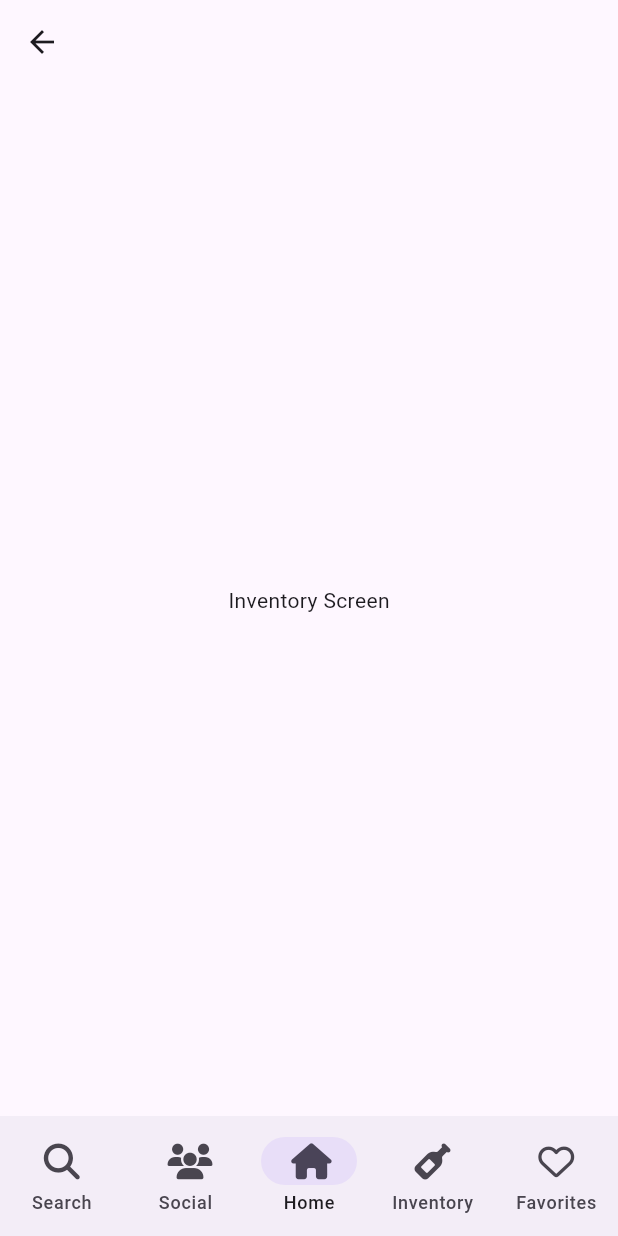
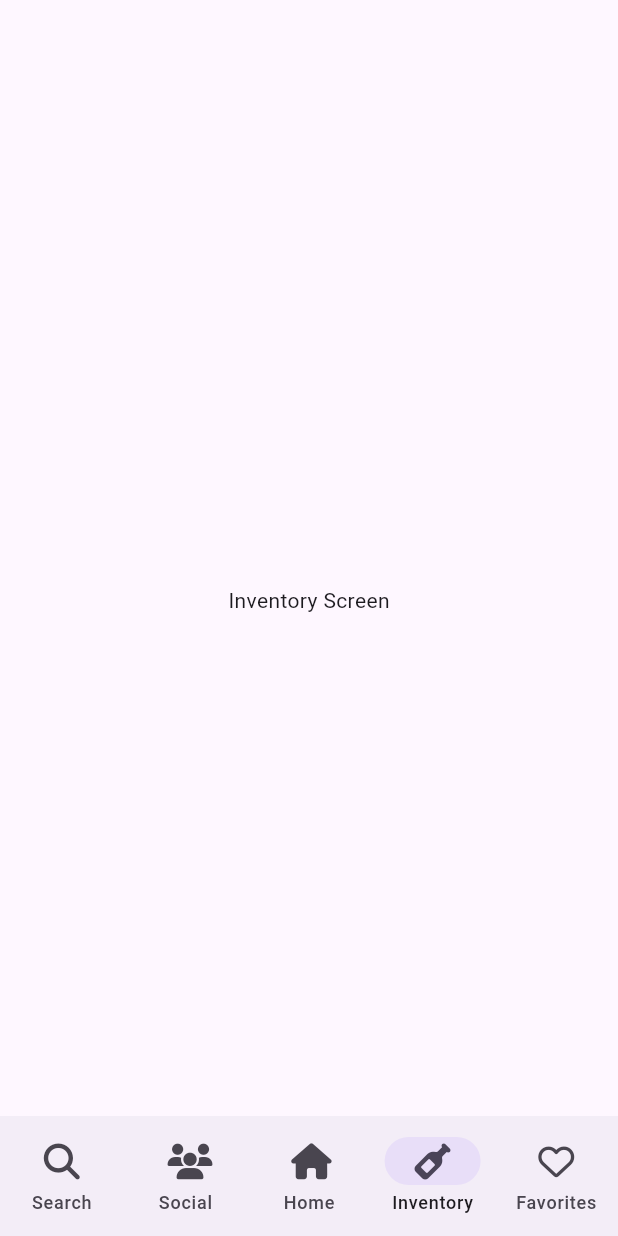
Before and after one commit to stewAnderson/barback, a Flutter app: the screen it shows after launch, item 4 of the bottom bar chosen, on a phone screen of 412 x 824 dp. Run offline on Flutter 3.47's test engine with Material 3 defaults, Android fonts, the phone set to English and light mode, and no system bars; our stand-ins replace font_awesome_flutter, google_fonts.

Commit message:
Refactor navigation structure to use a centralized BottomNavBar and implement PageView for screen transitions

```diff
--- a/lib/favorites/favorites.dart
+++ b/lib/favorites/favorites.dart
@@ -1,5 +1,4 @@
 import 'package:flutter/material.dart';
-import 'package:flutter_projects/shared/bottom_nav.dart';
 
 class FavoritesScreen extends StatelessWidget {
   const FavoritesScreen({super.key});
@@ -8,7 +7,6 @@ class FavoritesScreen extends StatelessWidget {
   Widget build(BuildContext context) {
     return Scaffold(
       appBar: AppBar(),
-      bottomNavigationBar: const BottomNavBar(),
       body: const Center(
         child: Text('Favorites Screen'),
       ),
--- a/lib/home/home.dart
+++ b/lib/home/home.dart
@@ -1,5 +1,4 @@
 import 'package:flutter/material.dart';
-import 'package:flutter_projects/shared/bottom_nav.dart';
 import 'package:font_awesome_flutter/font_awesome_flutter.dart';
 
 class HomeScreen extends StatelessWidget {
@@ -8,7 +7,6 @@ class HomeScreen extends StatelessWidget {
   @override
   Widget build(BuildContext context) {
     return Scaffold(
-      bottomNavigationBar: const BottomNavBar(),
       body: Padding(
         padding: const EdgeInsets.all(20.0), // Set padding to 20
         child: Column(
--- a/lib/inventory/inventory.dart
+++ b/lib/inventory/inventory.dart
@@ -1,5 +1,4 @@
 import 'package:flutter/material.dart';
-import 'package:flutter_projects/shared/bottom_nav.dart';
 
 class InventoryScreen extends StatelessWidget {
   const InventoryScreen({super.key});
@@ -8,7 +7,6 @@ class InventoryScreen extends StatelessWidget {
   Widget build(BuildContext context) {
     return Scaffold(
       appBar: AppBar(),
-      bottomNavigationBar: const BottomNavBar(),
       body: const Center(
         child: Text('Inventory Screen'),
       ),
--- a/lib/main.dart
+++ b/lib/main.dart
@@ -1,32 +1,60 @@
 import 'package:flutter/material.dart';
-import 'package:flutter_projects/home/home.dart';
-import 'package:flutter_projects/search/search.dart';
-import 'package:flutter_projects/social/social.dart';
-import 'package:flutter_projects/inventory/inventory.dart';
-import 'package:flutter_projects/favorites/favorites.dart';
+import 'package:flutter_projects/routes/routes.dart';
+import 'package:flutter_projects/shared/bottom_nav.dart';
 
 void main() {
   runApp(const MyApp());
 }
 
-class MyApp extends StatelessWidget {
+class MyApp extends StatefulWidget {
   const MyApp({super.key});
+
+  @override
+  State<MyApp> createState() => _MyAppState();
+}
+
+class _MyAppState extends State<MyApp> {
+  int _selectedIndex = 0;
+  final PageController _pageController = PageController();
+
+  void _onItemTapped(int index) {
+    setState(() {
+      _selectedIndex = index;
+    });
+    _pageController.jumpToPage(index);
+  }
 
   @override
   Widget build(BuildContext context) {
     return MaterialApp(
-      title: 'Flutter Demo',
+      debugShowCheckedModeBanner: false,
       theme: ThemeData(
         primarySwatch: Colors.blue,
       ),
-      initialRoute: '/',
-      routes: {
-        '/': (context) => const HomeScreen(),
-        '/search': (context) => const SearchScreen(),
-        '/social': (context) => const SocialScreen(),
-        '/inventory': (context) => const InventoryScreen(),
-        '/favorites': (context) => const FavoritesScreen(),
-      },
+
+      home: Scaffold(
+        body: PageView(
+          controller: _pageController,
+          onPageChanged: (index) {
+            setState(() {
+              _selectedIndex = index;
+            });
+          },
+          children: [
+            appRoutes['/search']!(context),
+            appRoutes['/social']!(context),
+            appRoutes['/']!(context),
+            appRoutes['/inventory']!(context),
+            appRoutes['/favorites']!(context),
+          ],
+        ),
+        bottomNavigationBar: BottomNavBar(
+          onItemTapped: _onItemTapped,
+          selectedIndex: _selectedIndex,
+        ),
+
+
+      ),
     );
   }
 }
--- a/lib/recipe/recipe.dart
+++ b/lib/recipe/recipe.dart
@@ -1,5 +1,4 @@
 import 'package:flutter/material.dart';
-import 'package:flutter_projects/shared/bottom_nav.dart';
 
 class RecipeScreen extends StatelessWidget {
   const RecipeScreen({super.key});
@@ -8,7 +7,9 @@ class RecipeScreen extends StatelessWidget {
   Widget build(BuildContext context) {
     return Scaffold(
       appBar: AppBar(),
-      bottomNavigationBar: const BottomNavBar(),
+      body: const Center(
+        child: Text('Recipe Screen'),
+      ),
     );
   }
 }
--- a/lib/routes/routes.dart
+++ b/lib/routes/routes.dart
@@ -1,6 +1,8 @@
+import 'package:flutter_projects/favorites/favorites.dart';
 import 'package:flutter_projects/home/home.dart';
 import 'package:flutter_projects/inventory/inventory.dart';
 import 'package:flutter_projects/recipe/recipe.dart';
+import 'package:flutter_projects/search/search.dart';
 import 'package:flutter_projects/social/social.dart';
 
 var appRoutes = {
@@ -8,5 +10,6 @@ var appRoutes = {
   '/inventory': (context) => const InventoryScreen(),
   '/recipe': (context) => const RecipeScreen(),
   '/social': (context) => const SocialScreen(),
-  'favorites': (context) => const HomeScreen(),
+  '/favorites': (context) => const FavoritesScreen(),
+  '/search': (context) => const SearchScreen(),
 };
--- a/lib/search/search.dart
+++ b/lib/search/search.dart
@@ -1,5 +1,4 @@
 import 'package:flutter/material.dart';
-import 'package:flutter_projects/shared/bottom_nav.dart';
 
 class SearchScreen extends StatelessWidget {
   const SearchScreen({super.key});
@@ -8,7 +7,6 @@ class SearchScreen extends StatelessWidget {
   Widget build(BuildContext context) {
     return Scaffold(
       appBar: AppBar(),
-      bottomNavigationBar: const BottomNavBar(),
       body: const Center(
         child: Text('Search Screen'),
       ),
--- a/lib/shared/bottom_nav.dart
+++ b/lib/shared/bottom_nav.dart
@@ -2,41 +2,25 @@ import 'package:flutter/material.dart';
 import 'package:font_awesome_flutter/font_awesome_flutter.dart';
 
 class BottomNavBar extends StatefulWidget {
-  const BottomNavBar({super.key});
+  final int selectedIndex;
+  final Function(int) onItemTapped;
+
+  const BottomNavBar({
+    super.key,
+    required this.selectedIndex,
+    required this.onItemTapped,
+  });
 
   @override
-  State<BottomNavBar> createState() => _BottomNavBarState();
+  _BottomNavBarState createState() => _BottomNavBarState();
 }
 
 class _BottomNavBarState extends State<BottomNavBar> {
-  int myIndex = 2;
-
   @override
   Widget build(BuildContext context) {
     return NavigationBar(
-      selectedIndex: myIndex,
-      onDestinationSelected: (int index) {
-        setState(() {
-          myIndex = index;
-        });
-        switch (index) {
-          case 0:
-            Navigator.pushNamed(context, '/search');
-            break;
-          case 1:
-            Navigator.pushNamed(context, '/social');
-            break;
-          case 2:
-            Navigator.pushNamed(context, '/');
-            break;
-          case 3:
-            Navigator.pushNamed(context, '/inventory');
-            break;
-          case 4:
-            Navigator.pushNamed(context, '/favorites');
-            break;
-        }
-      },
+      selectedIndex: widget.selectedIndex,
+      onDestinationSelected: widget.onItemTapped,
       destinations: const <NavigationDestination>[
         NavigationDestination(
           icon: Icon(FontAwesomeIcons.magnifyingGlass),
--- a/lib/social/social.dart
+++ b/lib/social/social.dart
@@ -8,7 +8,6 @@ class SocialScreen extends StatelessWidget {
   Widget build(BuildContext context) {
     return Scaffold(
       appBar: AppBar(),
-      bottomNavigationBar: const BottomNavBar(),
       body: const Center(
         child: Text('Social Screen'),
       ),
```
